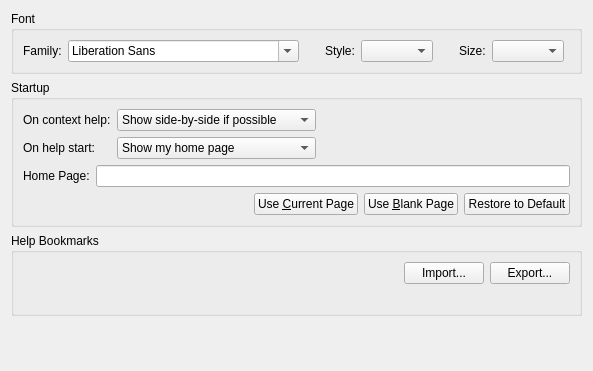
First picture: the form in src/plugins/help/generalsettingspage.ui, repository qt-creator/qt-creator, before the edit.
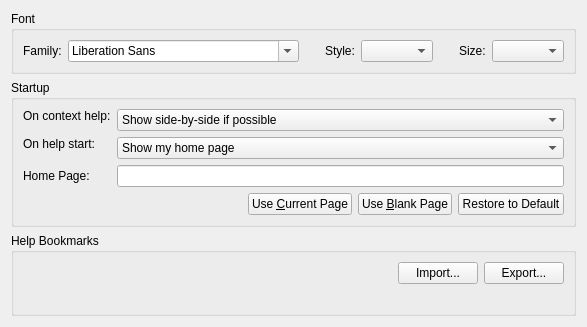
Second picture: the form after the edit.

```diff
--- a/src/plugins/help/generalsettingspage.ui
+++ b/src/plugins/help/generalsettingspage.ui
@@ -2,14 +2,6 @@
 <ui version="4.0">
  <class>GeneralSettingsPage</class>
  <widget class="QWidget" name="GeneralSettingsPage">
-  <property name="geometry">
-   <rect>
-    <x>0</x>
-    <y>0</y>
-    <width>593</width>
-    <height>371</height>
-   </rect>
-  </property>
   <property name="windowTitle">
    <string>Form</string>
   </property>
@@ -140,9 +132,9 @@
      </property>
      <layout class="QVBoxLayout" name="verticalLayout">
       <item>
-       <layout class="QGridLayout" name="gridLayout">
+       <layout class="QFormLayout" name="startupFormLayout">
         <item row="0" column="0">
-         <widget class="QLabel" name="label_3">
+         <widget class="QLabel" name="contextHelpLabel">
           <property name="sizePolicy">
            <sizepolicy hsizetype="Preferred" vsizetype="Fixed">
             <horstretch>0</horstretch>
@@ -179,21 +171,8 @@
           </item>
          </widget>
         </item>
-        <item row="0" column="2">
-         <spacer name="horizontalSpacer_3">
-          <property name="orientation">
-           <enum>Qt::Horizontal</enum>
-          </property>
-          <property name="sizeHint" stdset="0">
-           <size>
-            <width>40</width>
-            <height>20</height>
-           </size>
-          </property>
-         </spacer>
-        </item>
         <item row="1" column="0">
-         <widget class="QLabel" name="label_2">
+         <widget class="QLabel" name="startPageLabel">
           <property name="sizePolicy">
            <sizepolicy hsizetype="Preferred" vsizetype="Fixed">
             <horstretch>0</horstretch>
@@ -230,18 +209,14 @@
           </item>
          </widget>
         </item>
-       </layout>
-      </item>
-      <item>
-       <layout class="QHBoxLayout" name="horizontalLayout_4">
-        <item>
-         <widget class="QLabel" name="label">
+        <item row="2" column="0">
+         <widget class="QLabel" name="homePageLabel">
           <property name="text">
            <string>Home Page:</string>
           </property>
          </widget>
         </item>
-        <item>
+        <item row="2" column="1">
          <widget class="QLineEdit" name="homePageLineEdit"/>
         </item>
        </layout>
@@ -363,9 +338,6 @@
           </disabled>
          </palette>
         </property>
-        <property name="text">
-         <string/>
-        </property>
        </widget>
       </item>
      </layout>
@@ -376,10 +348,13 @@
      <property name="orientation">
       <enum>Qt::Vertical</enum>
      </property>
+     <property name="sizeType">
+      <enum>QSizePolicy::MinimumExpanding</enum>
+     </property>
      <property name="sizeHint" stdset="0">
       <size>
-       <width>20</width>
-       <height>126</height>
+       <width>0</width>
+       <height>0</height>
       </size>
      </property>
     </spacer>
```
Left out of the diff: 14 changed lines with no effect on the pictures.
